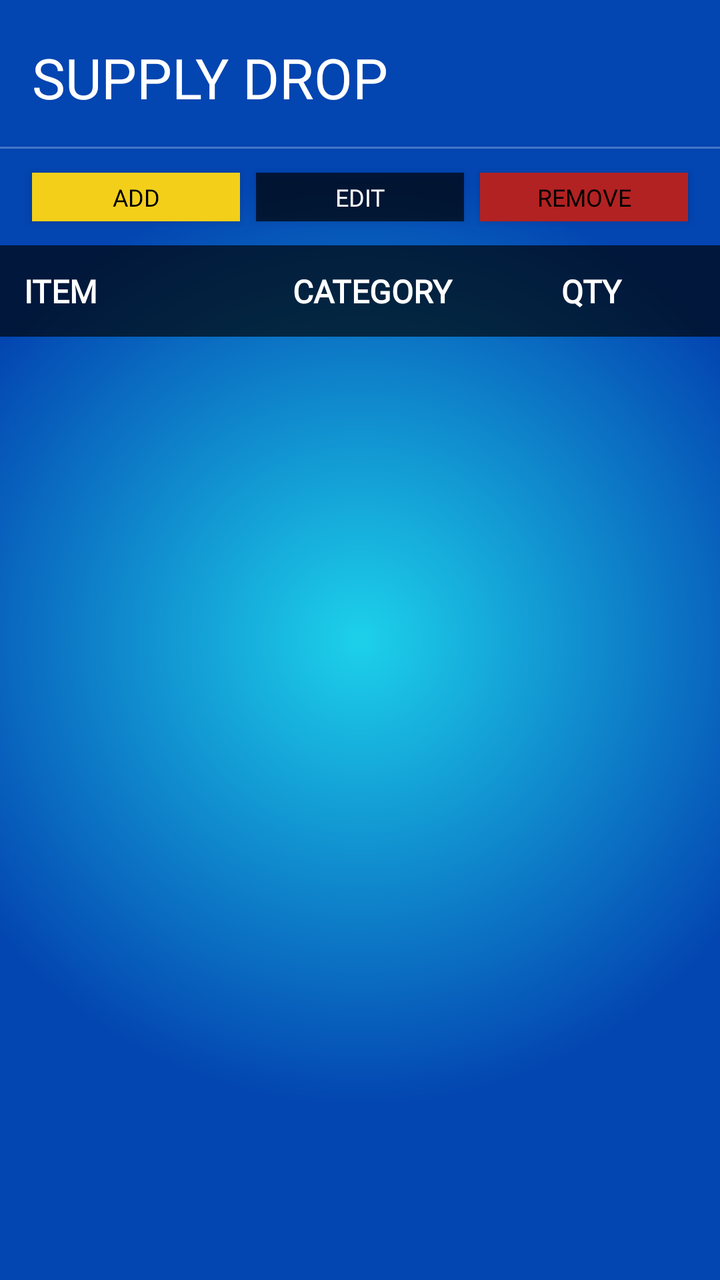
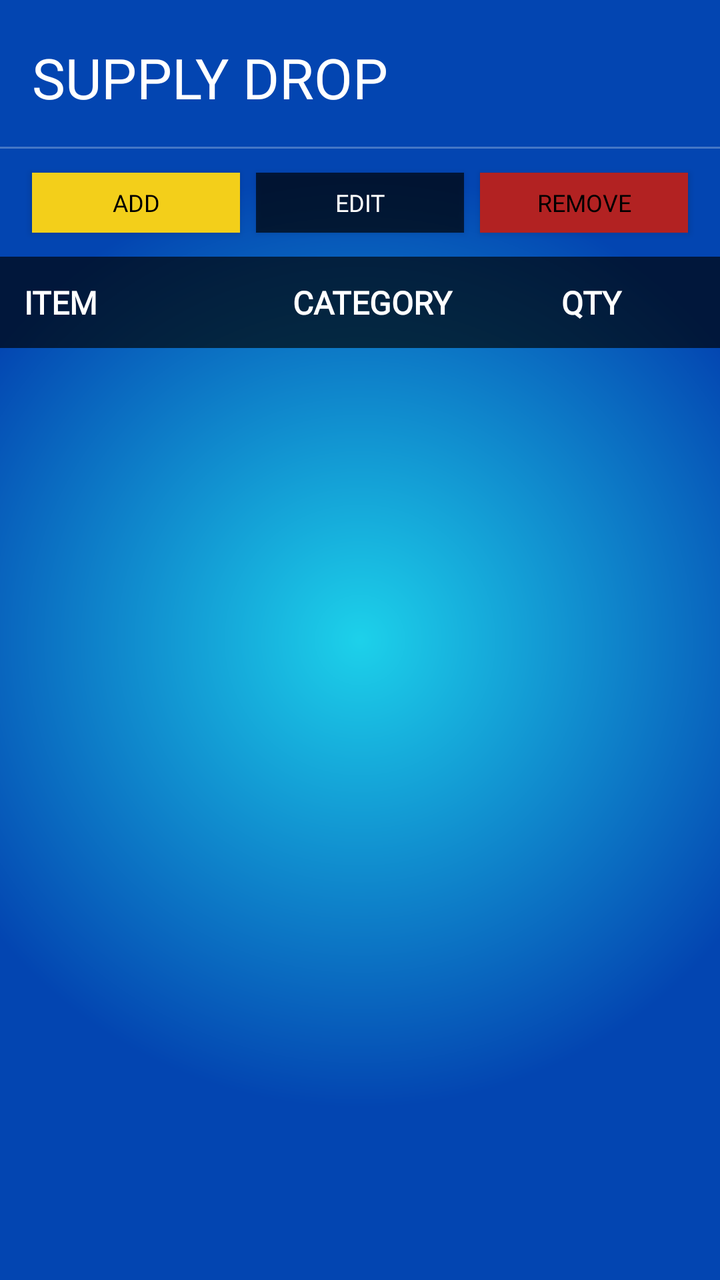

An Android layout rendered at two revisions. The XML below is the earlier revision; the diff shows what the commit changed to produce the second picture.
<!-- AndroidManifest.xml: application theme Theme.SupplyDrop -->
<!-- res/layout/activity_recipient_dashboard.xml -->
<?xml version="1.0" encoding="utf-8"?>
<androidx.constraintlayout.widget.ConstraintLayout
    xmlns:android="http://schemas.android.com/apk/res/android"
    xmlns:app="http://schemas.android.com/apk/res-auto"
    android:layout_width="match_parent"
    android:layout_height="match_parent"
    android:background="@drawable/login_background">

    
    <TextView
        android:id="@+id/appTitleLbl"
        android:layout_width="match_parent"
        android:layout_height="wrap_content"
        android:fontFamily="@font/luckiest_guy"
        android:text="SUPPLY DROP"
        android:textColor="@color/white"
        android:textSize="28sp"
        android:paddingTop="20dp"
        android:paddingStart="16dp"
        android:paddingEnd="16dp"
        android:paddingBottom="16dp"
        app:layout_constraintTop_toTopOf="parent"
        app:layout_constraintStart_toStartOf="parent"
        app:layout_constraintEnd_toEndOf="parent"/>

    
    <View
        android:id="@+id/divider"
        android:layout_width="match_parent"
        android:layout_height="1dp"
        android:background="#44ffffff"
        app:layout_constraintTop_toBottomOf="@id/appTitleLbl"
        app:layout_constraintStart_toStartOf="parent"
        app:layout_constraintEnd_toEndOf="parent"/>

    
    <Button
        android:id="@+id/addBtn"
        android:layout_width="0dp"
        android:layout_height="wrap_content"
        android:layout_marginStart="16dp"
        android:layout_marginTop="12dp"
        android:layout_marginEnd="4dp"
        android:text="Add"
        android:fontFamily="@font/luckiest_guy"
        android:textColor="@color/black"
        android:textSize="12sp"
        android:paddingTop="4dp"
        android:paddingBottom="4dp"
        android:minHeight="0dp"
        android:minWidth="0dp"
        android:background="@color/yellow"
        app:backgroundTint="@null"
        app:layout_constraintTop_toBottomOf="@id/divider"
        app:layout_constraintStart_toStartOf="parent"
        app:layout_constraintEnd_toStartOf="@id/editBtn"/>

    <Button
        android:id="@+id/editBtn"
        android:layout_width="0dp"
        android:layout_height="wrap_content"
        android:layout_marginStart="4dp"
        android:layout_marginTop="12dp"
        android:layout_marginEnd="4dp"
        android:text="Edit"
        android:fontFamily="@font/luckiest_guy"
        android:textColor="@color/white"
        android:textSize="12sp"
        android:paddingTop="4dp"
        android:paddingBottom="4dp"
        android:minHeight="0dp"
        android:minWidth="0dp"
        android:background="#AA000000"
        app:backgroundTint="@null"
        app:layout_constraintTop_toBottomOf="@id/divider"
        app:layout_constraintStart_toEndOf="@id/addBtn"
        app:layout_constraintEnd_toStartOf="@id/removeBtn"/>

    <Button
        android:id="@+id/removeBtn"
        android:layout_width="0dp"
        android:layout_height="wrap_content"
        android:layout_marginStart="4dp"
        android:layout_marginTop="12dp"
        android:layout_marginEnd="16dp"
        android:text="Remove"
        android:fontFamily="@font/luckiest_guy"
        android:textColor="@color/black"
        android:textSize="12sp"
        android:paddingTop="4dp"
        android:paddingBottom="4dp"
        android:minHeight="0dp"
        android:minWidth="0dp"
        android:background="#b22222"
        app:backgroundTint="@null"
        app:layout_constraintTop_toBottomOf="@id/divider"
        app:layout_constraintStart_toEndOf="@id/editBtn"
        app:layout_constraintEnd_toEndOf="parent"/>
    
    <LinearLayout
        android:id="@+id/tableHeader"
        android:layout_width="match_parent"
        android:layout_height="wrap_content"
        android:orientation="horizontal"
        android:background="#AA000000"
        android:layout_marginTop="12dp"
        android:padding="12dp"
        app:layout_constraintTop_toBottomOf="@id/editBtn"
        app:layout_constraintStart_toStartOf="parent"
        app:layout_constraintEnd_toEndOf="parent">

        <TextView
            android:layout_width="0dp"
            android:layout_height="wrap_content"
            android:layout_weight="2"
            android:text="ITEM"
            android:textColor="@color/white"
            android:textStyle="bold"
            android:fontFamily="@font/luckiest_guy"
            android:textSize="16sp"/>

        <TextView
            android:layout_width="0dp"
            android:layout_height="wrap_content"
            android:layout_weight="2"
            android:text="CATEGORY"
            android:textColor="@color/white"
            android:textStyle="bold"
            android:fontFamily="@font/luckiest_guy"
            android:textSize="16sp"/>

        <TextView
            android:layout_width="0dp"
            android:layout_height="wrap_content"
            android:layout_weight="1"
            android:text="QTY"
            android:textColor="@color/white"
            android:textStyle="bold"
            android:fontFamily="@font/luckiest_guy"
            android:textSize="16sp"/>

    </LinearLayout>

    
    <ListView
        android:id="@+id/donationRequestsListView"
        android:layout_width="match_parent"
        android:layout_height="0dp"
        android:divider="#44ffffff"
        android:dividerHeight="1dp"
        app:layout_constraintTop_toBottomOf="@id/tableHeader"
        app:layout_constraintBottom_toBottomOf="parent"
        app:layout_constraintStart_toStartOf="parent"
        app:layout_constraintEnd_toEndOf="parent"/>

</androidx.constraintlayout.widget.ConstraintLayout>
<!-- resources referenced by this layout -->
<resources>
  <color name="black">#FF000000</color>
  <color name="white">#FFFFFFFF</color>
  <color name="yellow">#F3CF1A</color>
  <!-- drawable login_background (drawable) -->
  <?xml version="1.0" encoding="utf-8"?>
  <shape xmlns:android="http://schemas.android.com/apk/res/android">
      <gradient
          android:type="radial"
          android:gradientRadius="65%p"
          android:centerX="50%"
          android:centerY="50%"
          android:startColor="@color/lblue"
          android:endColor="@color/dblue">
  
      </gradient></shape>
  <style name="Theme.SupplyDrop" parent="Base.Theme.SupplyDrop" />
  <color name="lblue">#1DD1EA</color>
  <color name="dblue">#0345B1</color>
  <style name="Base.Theme.SupplyDrop" parent="Theme.AppCompat.NoActionBar">
          
          
      </style>
</resources>

<!-- the commit's change to res/layout/activity_recipient_dashboard.xml (unified diff, before → after) -->
@@ -47,7 +47,7 @@
         android:textSize="12sp"
         android:paddingTop="4dp"
         android:paddingBottom="4dp"
-        android:minHeight="0dp"
+        android:minHeight="30dp"
         android:minWidth="0dp"
         android:background="@color/yellow"
         app:backgroundTint="@null"
@@ -68,7 +68,7 @@
         android:textSize="12sp"
         android:paddingTop="4dp"
         android:paddingBottom="4dp"
-        android:minHeight="0dp"
+        android:minHeight="30dp"
         android:minWidth="0dp"
         android:background="#AA000000"
         app:backgroundTint="@null"
@@ -89,7 +89,7 @@
         android:textSize="12sp"
         android:paddingTop="4dp"
         android:paddingBottom="4dp"
-        android:minHeight="0dp"
+        android:minHeight="30dp"
         android:minWidth="0dp"
         android:background="#b22222"
         app:backgroundTint="@null"
